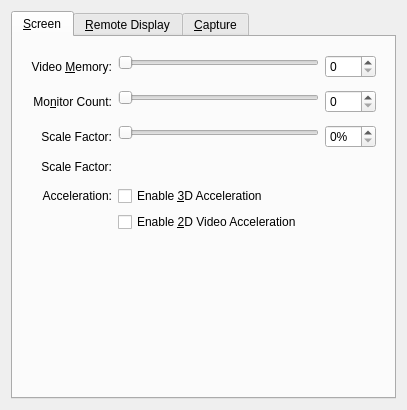
This is vbox/src/VBox/Frontends/VirtualBox/src/settings/machine/UIMachineSettingsDisplay.ui in jljuxgm/vboxgit as Qt 5 draws it before an edit. The edited form follows.
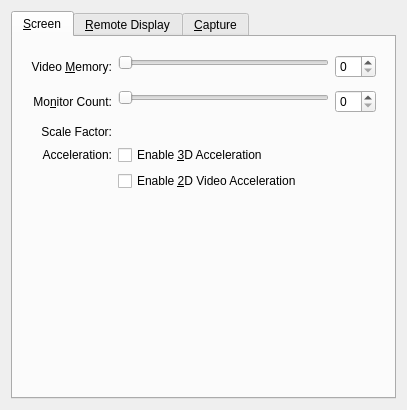
This is the edited form. Custom widgets are drawn as their Qt base class.

Patch:
```diff
--- a/vbox/src/VBox/Frontends/VirtualBox/src/settings/machine/UIMachineSettingsDisplay.ui
+++ b/vbox/src/VBox/Frontends/VirtualBox/src/settings/machine/UIMachineSettingsDisplay.ui
@@ -146,62 +146,6 @@
            </widget>
           </item>
           <item row="4" column="0">
-           <widget class="QLabel" name="m_pLabelGuestScreenScale">
-            <property name="text">
-             <string>Scale Factor:</string>
-            </property>
-            <property name="alignment">
-             <set>Qt::AlignRight|Qt::AlignTrailing|Qt::AlignVCenter</set>
-            </property>
-           </widget>
-          </item>
-          <item row="4" column="1" rowspan="2">
-           <layout class="QGridLayout" name="m_pLayoutGuestScreenScaleSlider">
-            <property name="spacing">
-             <number>0</number>
-            </property>
-            <item row="0" column="0" colspan="3">
-             <widget class="QIAdvancedSlider" name="m_pSliderGuestScreenScale">
-              <property name="whatsThis">
-               <string>Controls the guest screen scale factor.</string>
-              </property>
-              <property name="orientation">
-               <enum>Qt::Horizontal</enum>
-              </property>
-             </widget>
-            </item>
-            <item row="1" column="0">
-             <widget class="QLabel" name="m_pLabelGuestScreenScaleMin"/>
-            </item>
-            <item row="1" column="1">
-             <spacer name="m_pSpacerGuestScreenScale">
-              <property name="orientation">
-               <enum>Qt::Horizontal</enum>
-              </property>
-              <property name="sizeHint" stdset="0">
-               <size>
-                <width>0</width>
-                <height>0</height>
-               </size>
-              </property>
-             </spacer>
-            </item>
-            <item row="1" column="2">
-             <widget class="QLabel" name="m_pLabelGuestScreenScaleMax"/>
-            </item>
-           </layout>
-          </item>
-          <item row="4" column="2">
-           <widget class="QSpinBox" name="m_pEditorGuestScreenScale">
-            <property name="whatsThis">
-             <string>Controls the guest screen scale factor.</string>
-            </property>
-            <property name="suffix">
-             <string>%</string>
-            </property>
-           </widget>
-          </item>
-          <item row="6" column="0">
            <widget class="QLabel" name="m_pLabelGuestScreenScaleFactorEditor">
             <property name="text">
              <string>Scale Factor:</string>
@@ -211,7 +155,7 @@
             </property>
            </widget>
           </item>
-          <item row="6" column="1" rowspan="2" colspan="2">
+          <item row="4" column="1" rowspan="1" colspan="2">
            <layout class="QGridLayout" name="m_pLayoutGuestScreenScaleFactorEditor">
             <property name="spacing">
              <number>0</number>
@@ -225,7 +169,7 @@
             </item>
            </layout>
           </item>
-          <item row="8" column="0">
+          <item row="6" column="0">
            <widget class="QLabel" name="m_pLabelVideoOptions">
             <property name="text">
              <string>Acceleration:</string>
@@ -235,7 +179,7 @@
             </property>
            </widget>
           </item>
-          <item row="8" column="1">
+          <item row="6" column="1">
            <widget class="QCheckBox" name="m_pCheckbox3D">
             <property name="sizePolicy">
              <sizepolicy hsizetype="MinimumExpanding" vsizetype="Fixed">
@@ -251,7 +195,7 @@
             </property>
            </widget>
           </item>
-          <item row="9" column="1">
+          <item row="7" column="1">
            <widget class="QCheckBox" name="m_pCheckbox2DVideo">
             <property name="sizePolicy">
              <sizepolicy hsizetype="MinimumExpanding" vsizetype="Fixed">
```
